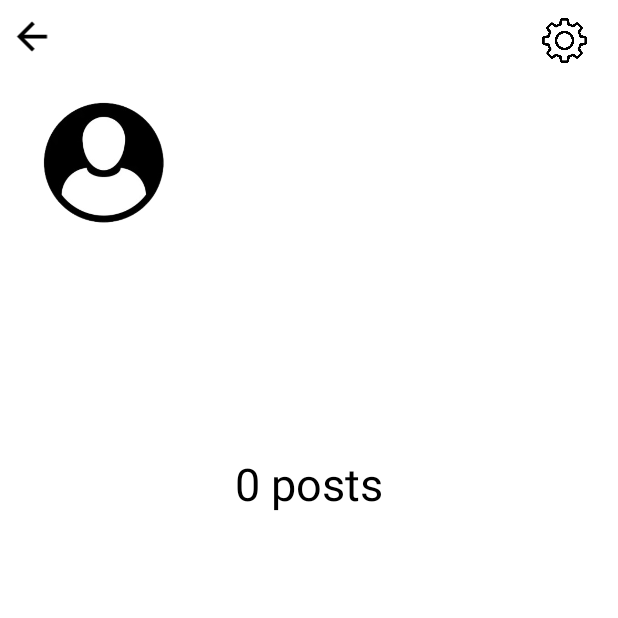
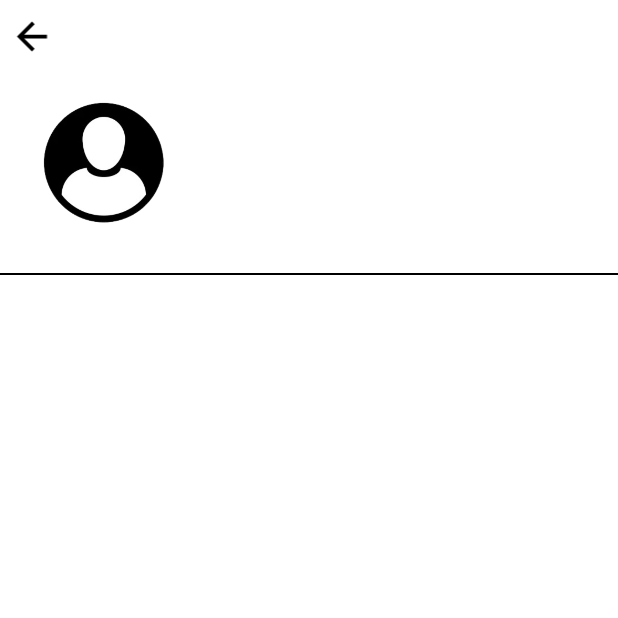
Before and after one commit to SarkisChohmalian/MathHub, an Android app: the ProfileActivity screen opened directly, with no data from a screen before it, on a phone screen of 412 x 824 dp, the top half of it. Run offline under Robolectric (Android 15) with nearby library versions, the phone set to English and light mode, and no system bars; our stand-ins replace Firebase (no records; nobody signed in at launch, a user with empty details on screens opened directly).

Commit message:
fix for tablet

```diff
--- a/app/src/main/res/layout/activity_profile.xml
+++ b/app/src/main/res/layout/activity_profile.xml
@@ -28,7 +28,7 @@
             android:id="@+id/settings"
             android:layout_width="30dp"
             android:layout_height="30dp"
-            android:layout_marginLeft="320dp"
+            android:layout_marginLeft="620dp"
             android:layout_marginTop="12dp"
             android:src="@drawable/settings_image" />
 
@@ -79,16 +79,14 @@
 
     </LinearLayout>
 
+    <View
+        android:layout_marginTop="30dp"
+        android:layout_width="match_parent"
+        android:layout_height="1dp"
+        android:background="@android:color/black"/>
 
 
-    <TextView
-        android:layout_width="wrap_content"
-        android:layout_height="wrap_content"
-        android:layout_gravity="center"
-        android:layout_marginTop="150dp"
-        android:text="0 posts"
-        android:textSize="30dp"
-        android:textColor="@color/black" />
+
 
 
 </LinearLayout>
--- a/app/src/main/res/layout/fragment_home.xml
+++ b/app/src/main/res/layout/fragment_home.xml
@@ -7,12 +7,14 @@
     tools:context=".HomeFragment">
 
     <LinearLayout
+        android:layout_marginTop="10dp"
         android:layout_width="match_parent"
         android:layout_height="match_parent"
         android:background="@color/white"
         android:orientation="vertical">
 
         <LinearLayout
+            android:layout_marginTop="10dp"
             android:layout_width="match_parent"
             android:layout_height="wrap_content"
             android:orientation="horizontal">
@@ -31,7 +33,7 @@
                 android:id="@+id/imageView2"
                 android:layout_width="50dp"
                 android:layout_height="50dp"
-                android:layout_marginLeft="330dp"
+                android:layout_marginLeft="670dp"
                 android:layout_gravity="end"
                 android:layout_marginTop="10dp"
                 android:src="@drawable/person_icon" />
--- a/app/src/main/res/layout/fragment_learn.xml
+++ b/app/src/main/res/layout/fragment_learn.xml
@@ -11,7 +11,7 @@
         android:id="@+id/imageView2"
         android:layout_width="wrap_content"
         android:layout_height="50dp"
-        android:layout_marginStart="320dp"
+        android:layout_marginStart="637dp"
         android:layout_marginTop="10dp"
         android:src="@drawable/person_icon" />
 
--- a/app/src/main/res/layout/fragment_weeklyprob.xml
+++ b/app/src/main/res/layout/fragment_weeklyprob.xml
@@ -15,11 +15,10 @@
 
         android:layout_width="match_parent"
         android:layout_height="wrap_content"
-        android:layout_marginTop="250dp"
-        android:layout_marginBottom="-30dp"
+        android:layout_marginTop="450dp"
         android:text="The Problem of the week is"
         android:gravity="center"
-        android:textSize="27sp"
+        android:textSize="47sp"
         android:textStyle="bold"
         android:textColor="@color/black"/>
 
--- a/app/src/main/res/layout/item_post.xml
+++ b/app/src/main/res/layout/item_post.xml
@@ -20,7 +20,7 @@
             android:id="@+id/three_dots"
             android:layout_width="match_parent"
             android:layout_height="wrap_content"
-            android:layout_marginLeft="350dp"
+            android:layout_marginLeft="650dp"
             android:layout_marginTop="10dp"
             app:srcCompat="@drawable/threedots" />
 
@@ -62,7 +62,7 @@
                 android:id="@+id/reply_text"
                 android:layout_width="wrap_content"
                 android:layout_height="wrap_content"
-                android:layout_marginStart="330dp"
+                android:layout_marginStart="630dp"
                 android:text="Reply"
                 android:textColor="@color/black"
                 android:textSize="15dp" />
```
